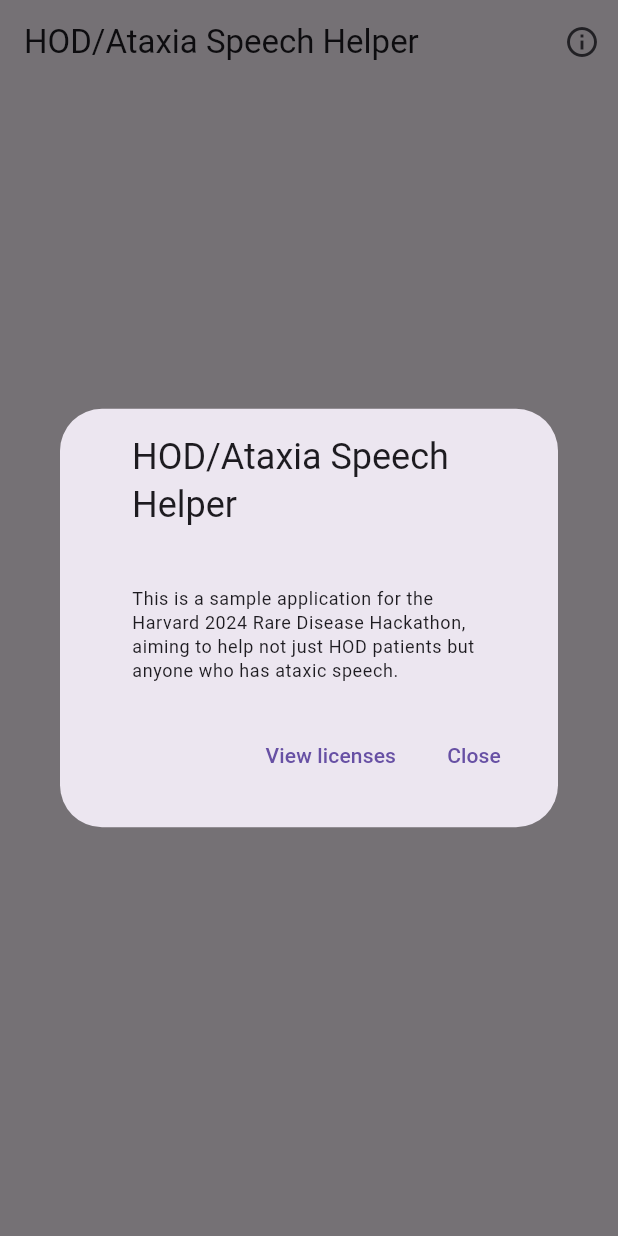
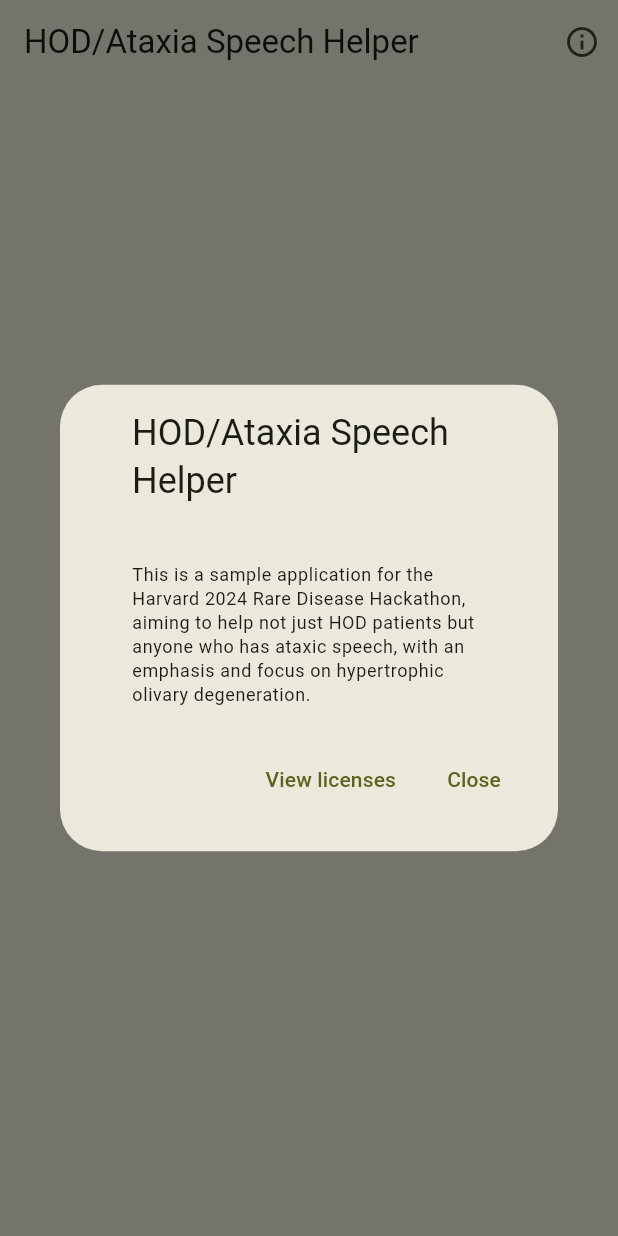
Before and after one commit to gabrc52/harvard-hackathon-hod_speech_app, a Flutter app: the screen it shows after launch, after a tap on the "info outline" icon, on a phone screen of 412 x 824 dp. Run offline on Flutter 3.47's test engine with Material 3 defaults, Android fonts, the phone set to English and light mode, and no system bars.

Commit message:
theme and description

```diff
--- a/lib/app.dart
+++ b/lib/app.dart
@@ -14,7 +14,7 @@
                 context: context,
                 applicationName: "HOD/Ataxia Speech Helper",
                 applicationLegalese:
-                    "This is a sample application for the Harvard 2024 Rare Disease Hackathon, aiming to help not just HOD patients but anyone who has ataxic speech."),
+                    "This is a sample application for the Harvard 2024 Rare Disease Hackathon, aiming to help not just HOD patients but anyone who has ataxic speech, with an emphasis and focus on hypertrophic olivary degeneration."),
             icon: const Icon(Icons.info_outline),
           )
         ],
--- a/lib/main.dart
+++ b/lib/main.dart
@@ -11,8 +11,8 @@
   @override
   Widget build(BuildContext context) {
     return MaterialApp(
-      theme: ThemeData.light(useMaterial3: true),
-      darkTheme: ThemeData.dark(useMaterial3: true),
+      theme: ThemeData.from(colorScheme: ColorScheme.fromSeed(seedColor: Colors.lime, brightness: Brightness.light), useMaterial3: true),
+      darkTheme: ThemeData.from(colorScheme: ColorScheme.fromSeed(seedColor: Colors.lime, brightness: Brightness.dark), useMaterial3: true),
       home: const App(),
     );
   }
```
